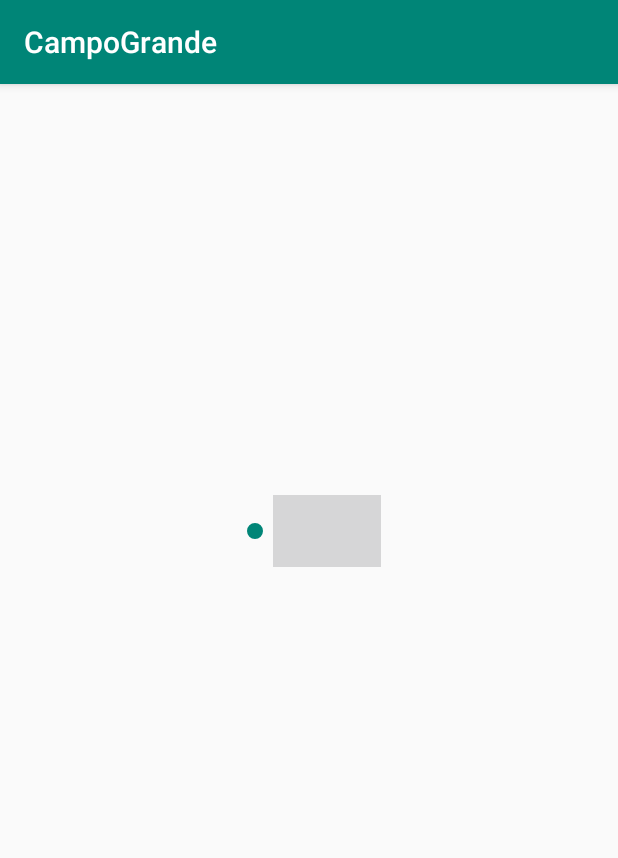
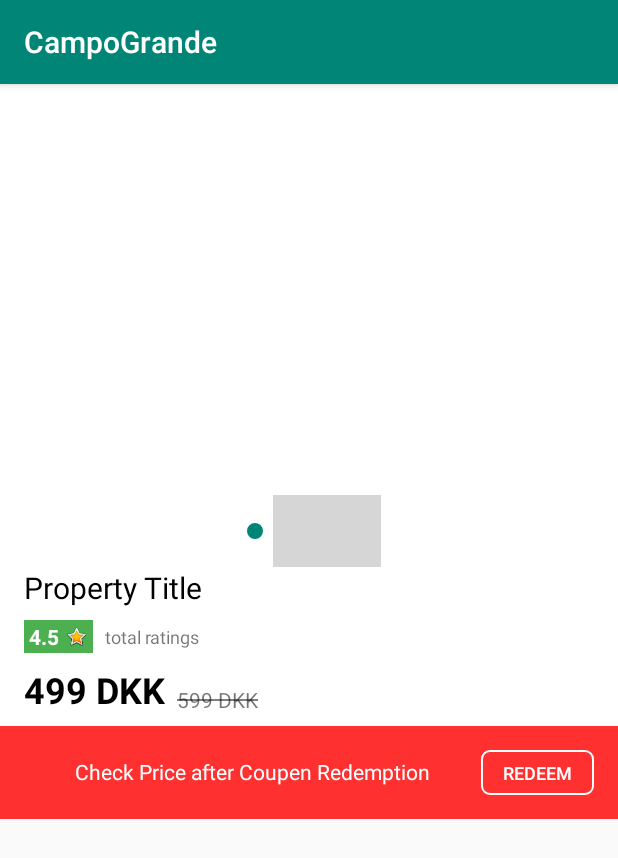
Before and after one commit to TharsikaPS20/CampoGrande, an Android app: the screen it shows after launch (PropertyDetailsActivity), on a phone screen of 412 x 824 dp. Shown: the top 858 px of the screen. Run offline under Robolectric (Android 15) with nearby library versions, the phone set to English and light mode, and no system bars.

Commit message:
working rating and coupen

```diff
--- a/app/src/main/java/com/example/campogrande/ViewHolder/PropertyViewHolder.java
+++ b/app/src/main/java/com/example/campogrande/ViewHolder/PropertyViewHolder.java
@@ -22,6 +22,7 @@ public class PropertyViewHolder extends RecyclerView.ViewHolder implements View.
         txtPropertyDescription = (TextView) itemView.findViewById(R.id.property_description);
         txtPropertyPrice = (TextView) itemView.findViewById(R.id.property_price);
         txtPropertySize = (TextView) itemView.findViewById(R.id.property_size);
+
     }
 
     public void setItemClickListener (ItemClickListener listener)
--- /dev/null
+++ b/app/src/main/res/drawable/border_background.xml
@@ -0,0 +1,13 @@
+<?xml version="1.0" encoding="utf-8"?>
+<layer-list xmlns:android="http://schemas.android.com/apk/res/android">
+
+    <item>
+        <shape android:shape="rectangle">
+            <solid android:color="@android:color/transparent"/>
+            <stroke android:color="#FFFFFF"
+                android:width="1dp"/>
+            <corners android:radius="5dp"/>
+        </shape>
+
+    </item>
+</layer-list>
--- a/app/src/main/res/layout/property_images_layout.xml
+++ b/app/src/main/res/layout/property_images_layout.xml
@@ -2,8 +2,10 @@
 <androidx.constraintlayout.widget.ConstraintLayout xmlns:android="http://schemas.android.com/apk/res/android"
     xmlns:app="http://schemas.android.com/apk/res-auto"
     xmlns:tools="http://schemas.android.com/tools"
+    android:elevation="3dp"
+    android:background="#FFFFFF"
     android:layout_width="match_parent"
-    android:layout_height="match_parent">
+    android:layout_height="wrap_content">
 
     <androidx.viewpager.widget.ViewPager
         android:id="@+id/property_images_viewpager"
@@ -12,19 +14,138 @@
         android:layout_marginTop="24dp"
         app:layout_constraintEnd_toEndOf="parent"
         app:layout_constraintStart_toStartOf="parent"
-        app:layout_constraintTop_toTopOf="parent"/>
+        app:layout_constraintTop_toTopOf="parent" />
     />
 
     <com.google.android.material.tabs.TabLayout
         android:id="@+id/viewpager_indicator"
         android:layout_width="wrap_content"
         android:layout_height="wrap_content"
+        app:layout_constraintEnd_toEndOf="parent"
+        app:layout_constraintStart_toStartOf="parent"
+        app:layout_constraintTop_toBottomOf="@id/property_images_viewpager"
         app:tabBackground="@drawable/dot_selector"
         app:tabIndicatorHeight="0dp"
-        app:tabRippleColor="@null"
+        app:tabRippleColor="@null" />
+
+    <TextView
+        android:id="@+id/property_title"
+        android:layout_width="wrap_content"
+        android:layout_height="wrap_content"
+        android:layout_marginStart="16dp"
+        android:text="Property Title"
+        android:textColor="#000000"
+        android:textSize="20dp"
+        app:layout_constraintStart_toStartOf="parent"
+        app:layout_constraintTop_toBottomOf="@+id/viewpager_indicator" />
+
+    <LinearLayout
+        android:id="@+id/linearLayout"
+        android:layout_width="wrap_content"
+        android:layout_height="wrap_content"
+        android:layout_marginStart="16dp"
+        android:layout_marginTop="8dp"
+        android:background="#4CAF50"
+        android:orientation="horizontal"
+        android:padding="1dp"
+        app:layout_constraintStart_toStartOf="parent"
+        app:layout_constraintTop_toBottomOf="@+id/property_title">
+
+        <TextView
+            android:id="@+id/tv_property_rating_miniview"
+            android:layout_width="wrap_content"
+            android:layout_height="wrap_content"
+            android:layout_marginStart="2dp"
+            android:layout_marginEnd="2dp"
+            android:text="4.5"
+            android:textColor="#FFFFFF"
+            android:textStyle="bold" />
+
+        <ImageView
+            android:layout_width="15dp"
+            android:layout_height="15dp"
+            android:layout_gravity="center"
+            android:layout_marginStart="2dp"
+            android:layout_marginEnd="2dp"
+            android:src="@android:drawable/btn_star_big_on" />
+
+    </LinearLayout>
+
+    <TextView
+        android:id="@+id/total_rating_miniview"
+        android:layout_width="wrap_content"
+        android:layout_height="wrap_content"
+        android:layout_marginStart="8dp"
+        android:text="total ratings"
+        android:textSize="12dp"
+        app:layout_constraintBottom_toBottomOf="@+id/linearLayout"
+        app:layout_constraintStart_toEndOf="@+id/linearLayout"
+        app:layout_constraintTop_toTopOf="@+id/linearLayout" />
+
+    <TextView
+        android:id="@+id/property_price_detailview"
+        android:layout_width="wrap_content"
+        android:layout_height="wrap_content"
+        android:layout_marginStart="16dp"
+        android:layout_marginTop="8dp"
+        android:text="499 DKK"
+        android:textSize="24dp"
+        android:textColor="#000000"
+        android:textStyle="bold"
+        app:layout_constraintStart_toStartOf="parent"
+        app:layout_constraintTop_toBottomOf="@+id/linearLayout" />
+
+    <TextView
+        android:id="@+id/cutted_price"
+        android:layout_width="wrap_content"
+        android:layout_height="wrap_content"
+        android:layout_marginStart="8dp"
+        android:text="599 DKK"
+        app:layout_constraintBottom_toBottomOf="@+id/property_price_detailview"
+        app:layout_constraintStart_toEndOf="@+id/property_price_detailview" />
+
+    <View
+        android:id="@+id/divider2"
+        android:layout_width="0dp"
+        android:layout_height="1dp"
+        android:background="#80000000"
+        app:layout_constraintBottom_toBottomOf="@+id/cutted_price"
+        app:layout_constraintEnd_toEndOf="@+id/cutted_price"
+        app:layout_constraintStart_toStartOf="@+id/cutted_price"
+        app:layout_constraintTop_toTopOf="@+id/cutted_price" />
+
+    <LinearLayout
+        android:id="@+id/coupen_layout"
+        android:layout_width="0dp"
+        android:layout_height="wrap_content"
+        android:layout_marginTop="8dp"
+        android:orientation="horizontal"
+        android:background="#FF3030"
+        android:padding="16dp"
+        android:gravity="right"
+        app:layout_constraintBottom_toBottomOf="parent"
         app:layout_constraintEnd_toEndOf="parent"
         app:layout_constraintStart_toStartOf="parent"
-        app:layout_constraintTop_toBottomOf="@id/property_images_viewpager"/>
+        app:layout_constraintTop_toBottomOf="@+id/property_price_detailview">
+
+        <TextView
+            android:id="@+id/tv_coupen_redemption"
+            android:layout_width="wrap_content"
+            android:layout_height="wrap_content"
+            android:layout_weight="1"
+            android:text="Check Price after Coupen Redemption"
+            android:textAlignment="center"
+            android:textColor="#FFFFFF" />
+
+        <Button
+            android:id="@+id/redeem_btn"
+            android:layout_width="75dp"
+            android:layout_height="30dp"
+            android:background="@drawable/border_background"
+            android:text="Redeem"
+            android:textColor="#FFFFFF"
+            android:textSize="12sp" />
+    </LinearLayout>
 
 
 </androidx.constraintlayout.widget.ConstraintLayout>
```
